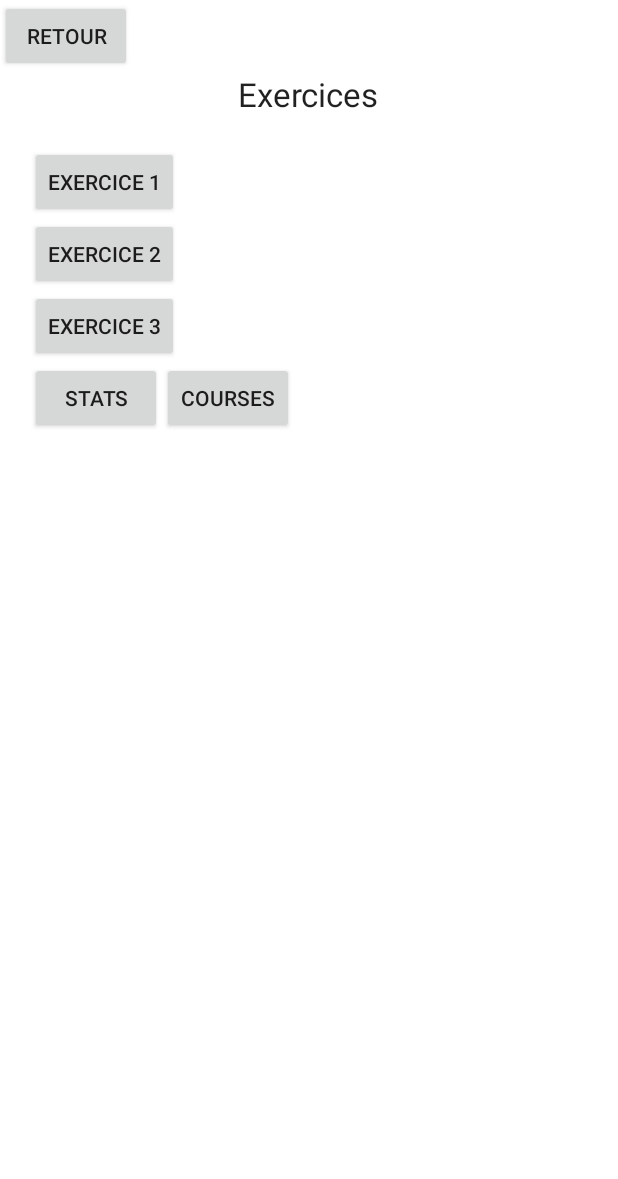
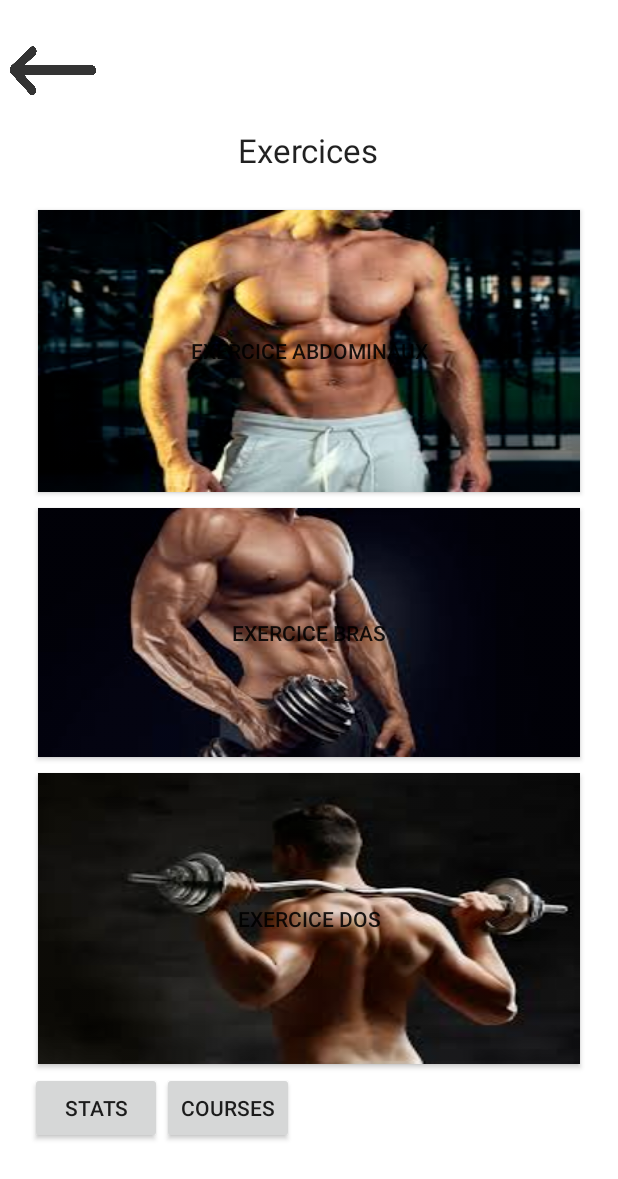
Before and after one commit to Stevehunn/OuiFit, an Android app: the MenuExercicesActivity screen opened directly, with no data from a screen before it, on a phone screen of 412 x 824 dp. Shown: the top 1179 px of the screen. Run offline under Robolectric (Android 15) with nearby library versions, the phone set to English and light mode, and no system bars.

Commit message:
Ajout d'images pour les boutons Exercices et retour

```diff
--- a/app/src/main/res/layout/menu_exercices.xml
+++ b/app/src/main/res/layout/menu_exercices.xml
@@ -8,9 +8,11 @@
 
     <Button
         android:id="@+id/btRetourEx"
-        android:layout_width="wrap_content"
-        android:layout_height="wrap_content"
-        android:text="@string/retour" />
+        android:layout_width="90px"
+        android:layout_height="120px"
+        android:background="@drawable/image_retour"
+        android:layout_marginTop="5dp"
+        android:layout_marginLeft="5dp"/>
 
     <TextView
         android:layout_width="wrap_content"
@@ -23,23 +25,30 @@
         android:layout_width="match_parent"
         android:layout_height="match_parent"
         android:orientation="vertical"
-        android:layout_margin="20dp">
+        android:layout_margin="20dp"
+        android:layout_gravity="center">
     <Button
         android:id="@+id/btexo1"
-        android:layout_width="wrap_content"
+        android:layout_margin="5dp"
+        android:layout_width="match_parent"
         android:layout_height="wrap_content"
+        android:background="@drawable/image_abdos"
         android:text="@string/exo1" />
 
     <Button
         android:id="@+id/btexo2"
-        android:layout_width="wrap_content"
+        android:layout_margin="5dp"
+        android:layout_width="match_parent"
         android:layout_height="wrap_content"
+        android:background="@drawable/image_bras"
         android:text="@string/exo2" />
 
     <Button
         android:id="@+id/btexo3"
-        android:layout_width="wrap_content"
+        android:layout_margin="5dp"
+        android:layout_width="match_parent"
         android:layout_height="wrap_content"
+        android:background="@drawable/image_dos"
         android:text="@string/exo3" />
 
     <LinearLayout
--- a/app/src/main/res/values/strings.xml
+++ b/app/src/main/res/values/strings.xml
@@ -8,18 +8,16 @@
     <string name="strLogin">Identifiant :</string>
     <string name="strPassword">Mot de passe :</string>
 
-    <string name="exo1">Exercice 1</string>
-    <string name="exo2">Exercice 2</string>
-    <string name="exo3">Exercice 3</string>
+    <string name="exo1">Exercice Abdominaux</string>
+    <string name="exo2">Exercice Bras</string>
+    <string name="exo3">Exercice Dos</string>
 
     <string name="emailInscription">Email :</string>
     <string name="ConfirmPassword">Confirmez :</string>
     <string name="boutonInscription">S\'inscrire</string>
     <string name="InscriptionTitre">Inscription</string>
+
     <string name="ConnectionTitre">Se Connecter</string>
-
-    <string name="retour">Retour</string>
-    <!-- TODO: Remove or change this placeholder text -->
 
     <!-- TODO: Remove or change this placeholder text -->
 
```
Also changed, not shown: app/src/main/res/layout/activity_main.xml (+2 -5 lines), app/src/main/res/layout/fragment_connection_activity.xml (+5 -3 lines), app/src/main/res/layout/inscription.xml (+5 -3 lines), app/src/main/res/layout/menu_course.xml (+5 -3 lines), app/src/main/res/layout/menu_stat.xml (+5 -3 lines), app/src/main/res/drawable/image_abdos.png (added), app/src/main/res/drawable/image_bras.png (added), app/src/main/res/drawable/image_dos.png (added), app/src/main/res/drawable/image_retour.png (added), app/src/main/res/drawable/image_stat.png (added).
